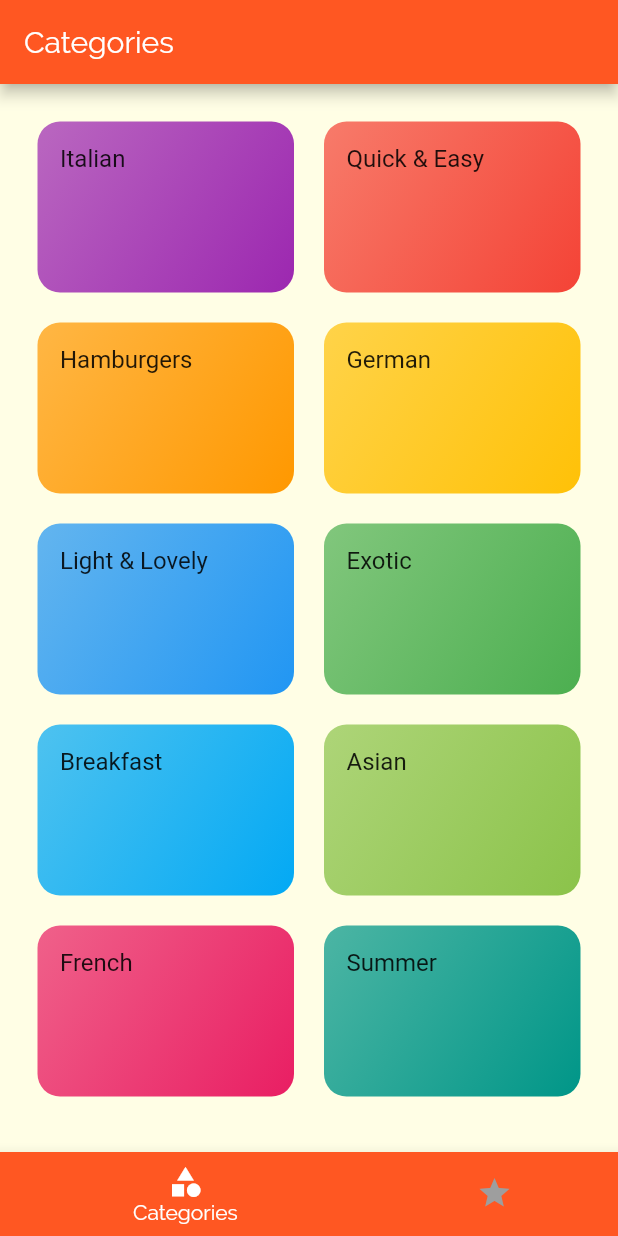
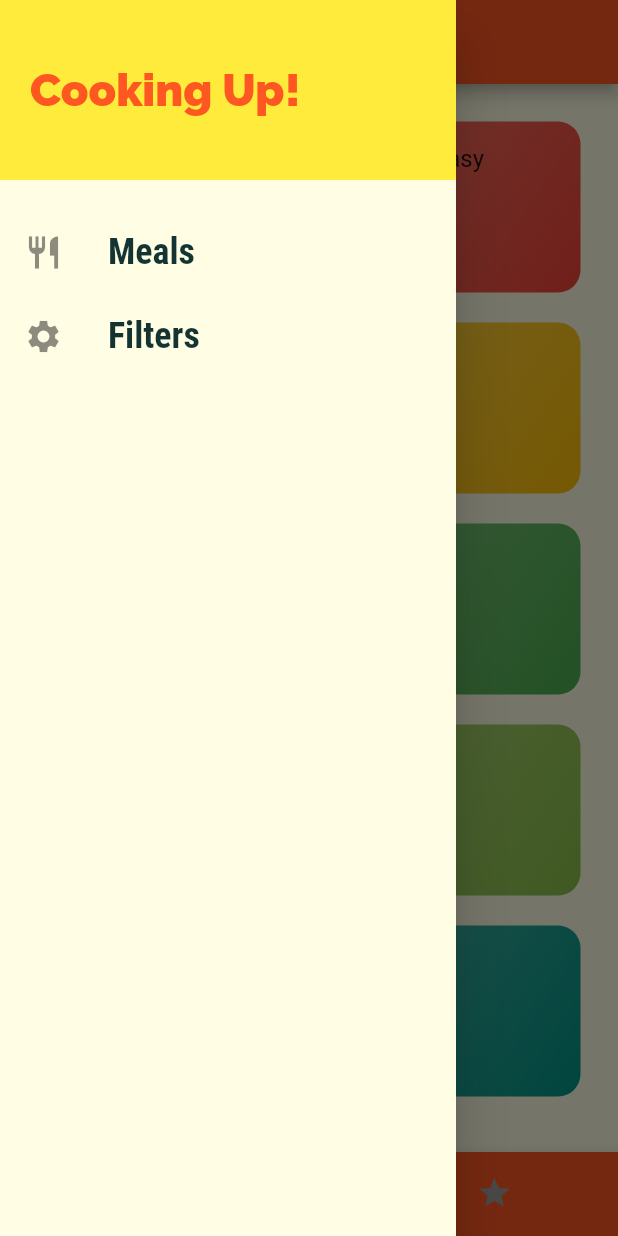
Before and after one commit to Bezoyan/FoodyMobileApp, a Flutter app: the screen it shows after launch, with the side drawer open (before the commit the screen has no drawer), on a phone screen of 412 x 824 dp. Run offline on Flutter 3.47's test engine with Material 2 defaults, Android fonts, the phone set to English and light mode, and no system bars.

Commit message:
Add humberger menue

```diff
--- a/lib/screens/tabs_screen.dart
+++ b/lib/screens/tabs_screen.dart
@@ -1,4 +1,6 @@
 import 'package:flutter/material.dart';
+
+import '../widgets/main_drawer.dart';
 
 import './favorites_screen.dart';
 import './categories_screen.dart';
@@ -27,6 +29,7 @@ class _TabsScreenState extends State<TabsScreen> {
       appBar: AppBar(
         title: Text(_pages[_selectedPageIndex]['title']),
       ),
+      drawer: MainDrawer(),
       body: _pages[_selectedPageIndex]['page'],
       bottomNavigationBar: BottomNavigationBar(
         onTap: _selectPage,
--- /dev/null
+++ b/lib/widgets/main_drawer.dart
@@ -0,0 +1,48 @@
+import 'package:flutter/material.dart';
+
+class MainDrawer extends StatelessWidget {
+  Widget buildListTile(String title, IconData icon) {
+    return ListTile(
+      leading: Icon(
+        icon,
+        size: 26,
+      ),
+      title: Text(
+        title,
+        style: TextStyle(
+          fontFamily: 'RobotoCondensed',
+          fontSize: 24,
+          fontWeight: FontWeight.bold,
+        ),
+      ),
+      onTap: () {},
+    );
+  }
+
+  @override
+  Widget build(BuildContext context) {
+    return Drawer(
+      child: Column(children: <Widget>[
+        Container(
+          height: 120,
+          width: double.infinity,
+          padding: EdgeInsets.all(20),
+          alignment: Alignment.centerLeft,
+          color: Theme.of(context).accentColor,
+          child: Text(
+            'Cooking Up!',
+            style: TextStyle(
+                fontWeight: FontWeight.w900,
+                fontSize: 30,
+                color: Theme.of(context).primaryColor),
+          ),
+        ),
+        SizedBox(
+          height: 20,
+        ),
+        buildListTile('Meals', Icons.restaurant),
+        buildListTile('Filters', Icons.settings),
+      ]),
+    );
+  }
+}
```
